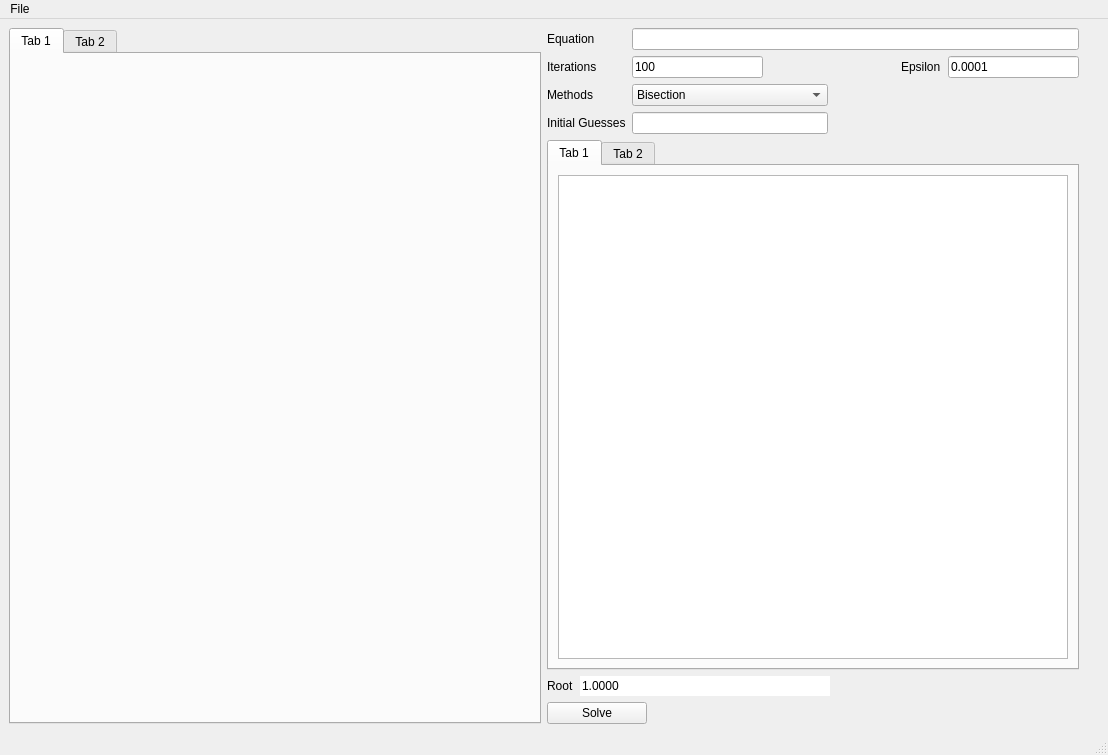
Before: the Qt Designer form part1.ui in MohammedAbdelbarry/numerical-analysis, drawn with Qt 5.
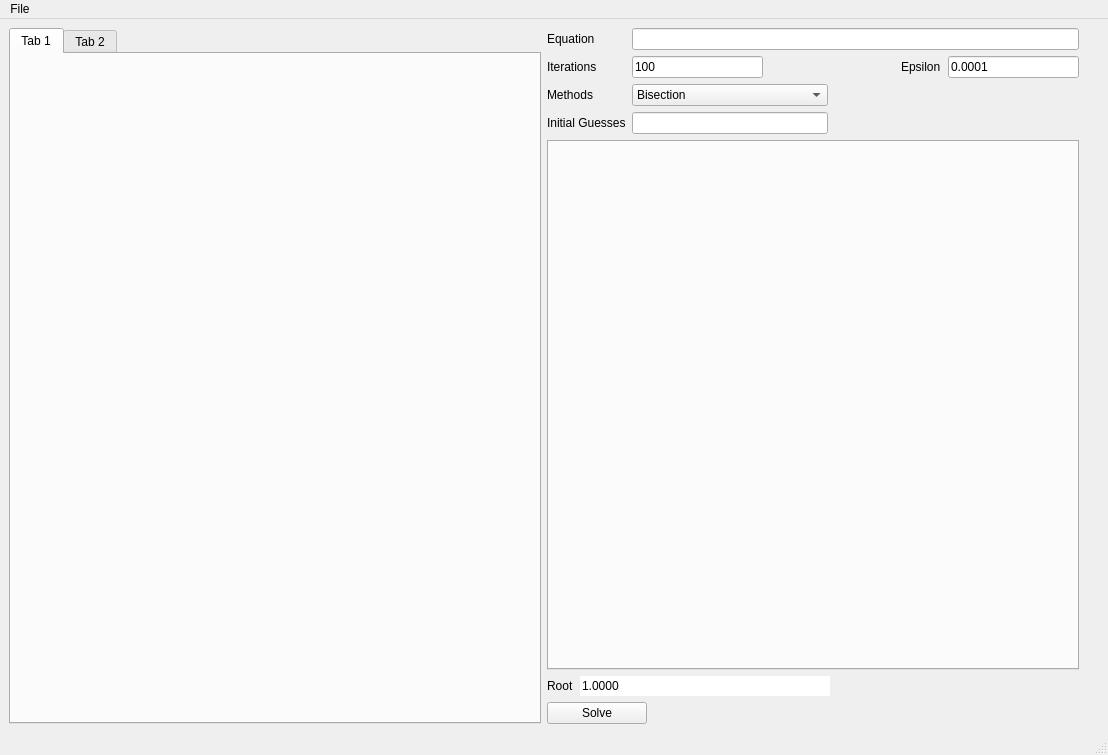
After: the same form once the commit is applied.

Diff of the .ui file:
```diff
--- a/part1.ui
+++ b/part1.ui
@@ -189,26 +189,6 @@
         <property name="currentIndex">
          <number>0</number>
         </property>
-        <widget class="QWidget" name="tab_3">
-         <attribute name="title">
-          <string>Tab 1</string>
-         </attribute>
-         <layout class="QHBoxLayout" name="horizontalLayout_5">
-          <item>
-           <widget class="QTableWidget" name="tableWidget"/>
-          </item>
-         </layout>
-        </widget>
-        <widget class="QWidget" name="tab_4">
-         <attribute name="title">
-          <string>Tab 2</string>
-         </attribute>
-         <layout class="QHBoxLayout" name="horizontalLayout_6">
-          <item>
-           <widget class="QTableWidget" name="tableWidget_2"/>
-          </item>
-         </layout>
-        </widget>
        </widget>
       </item>
       <item>
```
Left out of the diff: 2 changed lines with no effect on the pictures.
